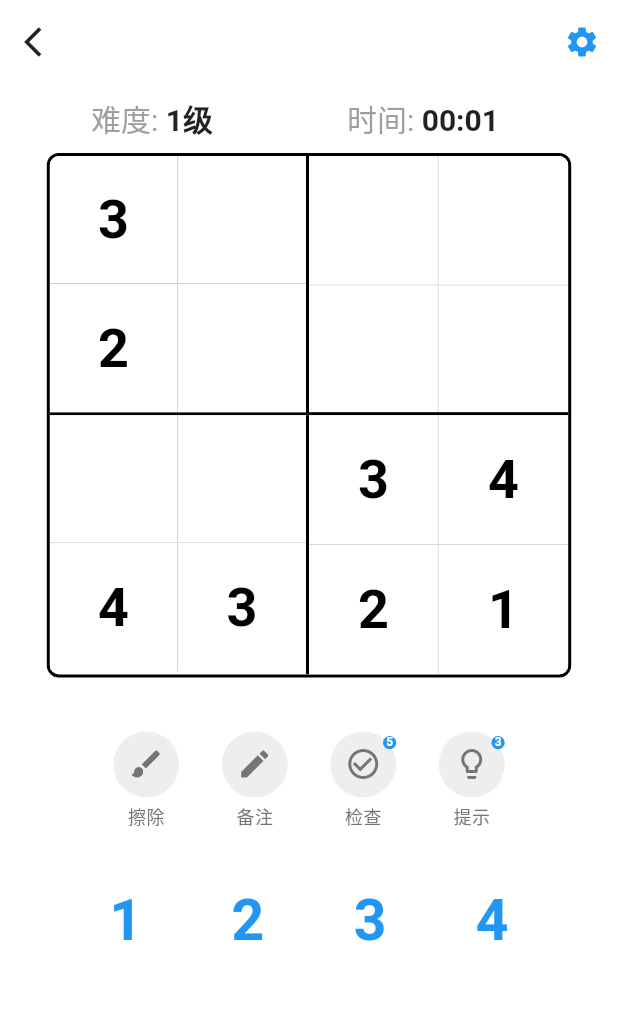
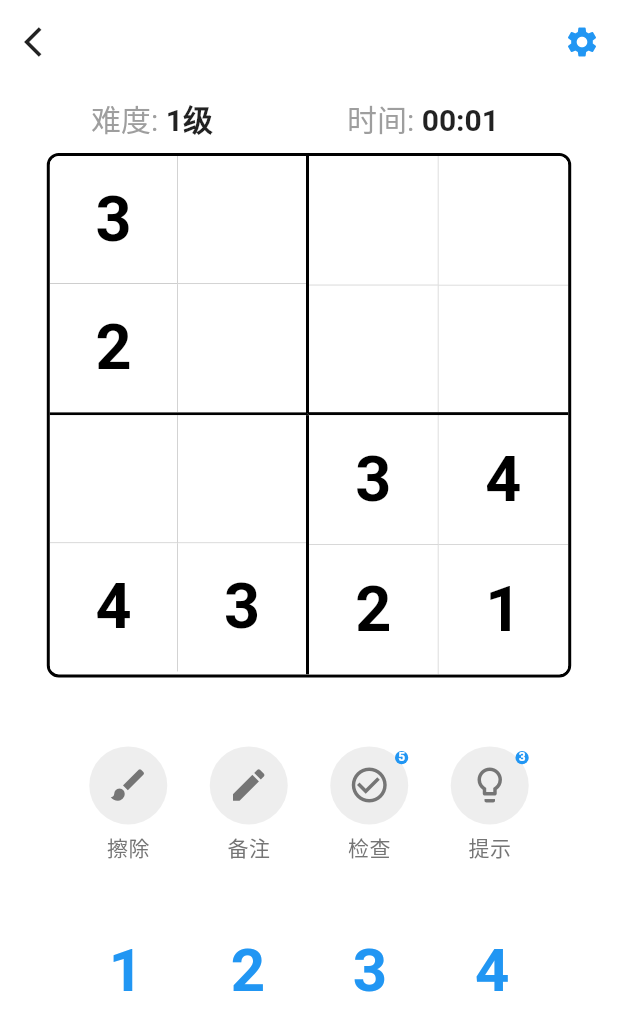
Before and after one commit to jinjiazhang/sudoku, a Flutter app: the screen it shows after launch, after a tap on "开始游戏", on a phone screen of 412 x 824 dp. Shown: the top 1031 px of the screen. Run offline on Flutter 3.47's test engine with Material 3 defaults, Android fonts, the phone set to English and light mode, and no system bars.

Commit message:
font size

```diff
--- a/lib/screens/sudoku_screen.dart
+++ b/lib/screens/sudoku_screen.dart
@@ -260,8 +260,8 @@ class _SudokuScreenState extends State<SudokuScreen> {
                     double availableSize = constraints.maxWidth * 0.92;
 
                     // 调整间距
-                    double dynamicSpacing = 24.0;
-                    double smallSpacing = 18.0;
+                    double dynamicSpacing = 30.0;
+                    double smallSpacing = 24.0;
 
                     return Column(
                       children: [
@@ -281,8 +281,8 @@ class _SudokuScreenState extends State<SudokuScreen> {
                         Container(
                           width: availableSize,
                           padding: const EdgeInsets.symmetric(
-                            horizontal: 16,
-                            vertical: 12
+                            horizontal: 0,
+                            vertical: 16
                           ),
                             child: Row(
                               mainAxisAlignment: MainAxisAlignment.spaceEvenly,
@@ -357,7 +357,7 @@ class _SudokuScreenState extends State<SudokuScreen> {
             Stack(
               children: [
                 CircleAvatar(
-                  radius: 22,
+                  radius: 26,
                   backgroundColor: isDisabled ? Colors.grey[300] : Colors.grey[200],
                   child: isActive && activeText != null
                       ? Text(
@@ -371,7 +371,7 @@ class _SudokuScreenState extends State<SudokuScreen> {
                       : Icon(
                           icon,
                           color: isDisabled ? Colors.grey[400] : Colors.grey[600],
-                          size: 24,
+                          size: 28,
                         ),
                 ),
               if (badgeCount != null && badgeCount > 0)
@@ -396,12 +396,12 @@ class _SudokuScreenState extends State<SudokuScreen> {
                 ),
               ],
             ),
-            const SizedBox(height: 4),
+            const SizedBox(height: 5),
             Text(
               label,
               style: TextStyle(
                 color: isDisabled ? Colors.grey[400] : Colors.grey[600],
-                fontSize: 12,
+                fontSize: 14,
               ),
             ),
           ],
@@ -434,7 +434,7 @@ class _SudokuScreenState extends State<SudokuScreen> {
                 child: Text(
                   number.toString(),
                   style: const TextStyle(
-                    fontSize: 38,
+                    fontSize: 40,
                     fontWeight: FontWeight.bold,
                     color: Colors.blue,
                   ),
@@ -507,12 +507,12 @@ class _SudokuScreenState extends State<SudokuScreen> {
   double _getCellFontSize() {
     switch (_game.gridSize) {
       case 4:
-        return 36.0;  // 4x4网格较大字体
+        return 42.0;  // 4x4网格较大字体
       case 6:
-        return 28.0;  // 6x6网格中等字体
+        return 32.0;  // 6x6网格中等字体
       case 9:
       default:
-        return 22.0;  // 9x9网格较小字体
+        return 26.0;  // 9x9网格较小字体
     }
   }
 
```
